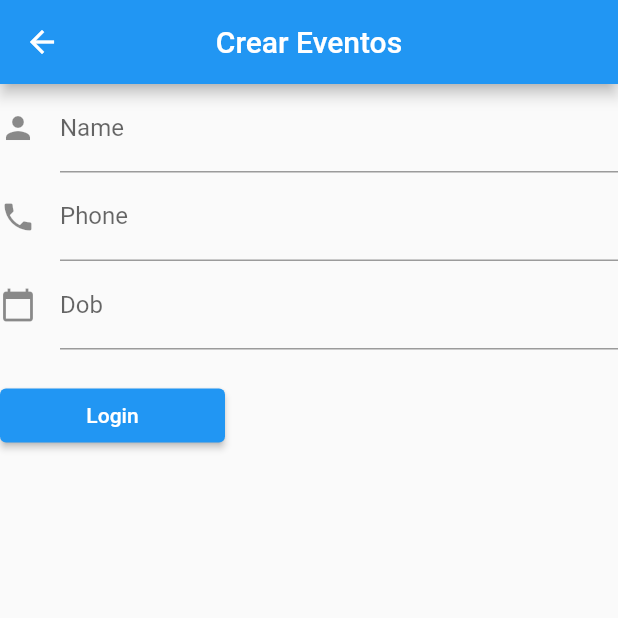
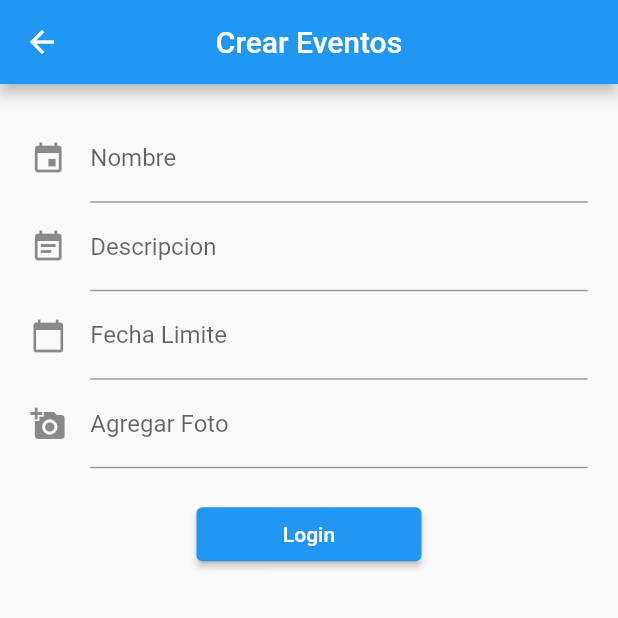
Before and after one commit to javierriofrio/atletesApp, a Flutter app: the EventAdd screen opened directly, on a phone screen of 412 x 824 dp, the top half of it. Run offline on Flutter 3.47's test engine with Material 2 defaults, Android fonts, the phone set to English and light mode, and no system bars; our stand-ins replace bloc, cached_network_image, cloud_firestore, firebase_auth, firebase_core, firebase_storage and 6 more; missing offline and left inert: flutter_facebook_auth; accounts and stored records are empty; network calls fail.

Commit message:
formulario para agregar eventos

```diff
--- a/lib/event/event_form.dart
+++ b/lib/event/event_form.dart
@@ -1,32 +1,38 @@
 import 'package:flutter/material.dart';
+import 'package:image_picker/image_picker.dart';
 
 class EventForm extends StatelessWidget {
   @override
   Widget build(BuildContext context) {
     // TODO: implement build
     return Form(
+      child: Container(
+        margin: const EdgeInsets.all(20.20),
         child: Column(
-        crossAxisAlignment: CrossAxisAlignment.start,
+          crossAxisAlignment: CrossAxisAlignment.center,
           children: <Widget>[
             TextFormField(
               decoration: const InputDecoration(
-              icon: const Icon(Icons.person),
-              hintText: 'Enter your name',
-              labelText: 'Name',
+                icon: const Icon(Icons.event),
+                labelText: 'Nombre',
               ),
             ),
             TextFormField(
               decoration: const InputDecoration(
-              icon: const Icon(Icons.phone),
-              hintText: 'Enter a phone number',
-              labelText: 'Phone',
+                icon: const Icon(Icons.event_note),
+                labelText: 'Descripcion',
               ),
             ),
             TextFormField(
               decoration: const InputDecoration(
                 icon: const Icon(Icons.calendar_today),
-              hintText: 'Enter your date of birth',
-              labelText: 'Dob',
+                labelText: 'Fecha Limite',
+              ),
+            ),
+            TextFormField(
+              decoration: const InputDecoration(
+                icon: const Icon(Icons.add_a_photo),
+                labelText: 'Agregar Foto',
               ),
             ),
             new Container(
@@ -34,17 +40,14 @@ class EventForm extends StatelessWidget {
               child: new ElevatedButton(
                 child: new Text(
                   'Login',
-                style: new TextStyle(
-                    color: Colors.white
-                ),
+                  style: new TextStyle(color: Colors.white),
                 ),
                 onPressed: () => {},
               ),
-            margin: new EdgeInsets.only(
-                top: 20.0
-            ),
+              margin: new EdgeInsets.only(top: 20.0),
             )
           ],
+        ),
       ),
     );
   }
--- a/lib/ui/home/home_screen.dart
+++ b/lib/ui/home/home_screen.dart
@@ -1,5 +1,6 @@
 import 'dart:math';
 
+import 'package:atletes_sport_app/ui/auth/login/login_screen.dart';
 import 'package:flutter/cupertino.dart';
 import 'package:flutter/material.dart';
 import 'package:flutter_bloc/flutter_bloc.dart';
@@ -7,7 +8,6 @@ import 'package:atletes_sport_app/constants.dart';
 import 'package:atletes_sport_app/user/model/user.dart';
 import 'package:atletes_sport_app/services/helper.dart';
 import 'package:atletes_sport_app/ui/auth/authentication_bloc.dart';
-import 'package:atletes_sport_app/ui/auth/welcome/welcome_screen.dart';
 import 'package:provider/provider.dart';
 
 class HomeScreen extends StatefulWidget {
@@ -33,7 +33,7 @@ class _HomeState extends State<HomeScreen> {
     return BlocListener<AuthenticationBloc, AuthenticationState>(
       listener: (context, state) {
         if (state.authState == AuthState.unauthenticated) {
-          pushAndRemoveUntil(context, const WelcomeScreen(), false);
+          pushAndRemoveUntil(context, const LoginScreen(), false);
         }
       },
       child: Scaffold(
--- a/lib/user/user_details.dart
+++ b/lib/user/user_details.dart
@@ -1,5 +1,3 @@
-import 'dart:html';
-
 import 'package:flutter/material.dart';
 
 class UserDetails extends StatelessWidget {
--- a/pubspec.yaml
+++ b/pubspec.yaml
@@ -19,12 +19,12 @@ dependencies:
   http: ^0.13.4
   firebase_storage: ^10.0.6
   cached_network_image: ^3.1.0
-  smooth_page_indicator: ^1.0.0+2
-  the_apple_sign_in: ^1.1.1
   bloc: ^7.2.1
   flutter_bloc: ^7.3.1
   url_launcher: ^6.0.12
   google_sign_in: ^5.0.0-nullsafety
+  image_picker: ^0.8.4+4
+  permission_handler: ^8.3.0
 
   cupertino_icons: ^1.0.3
 
```
Also changed, not shown: lib/event/event_list_home.dart (+5 -2 lines), lib/event/image_upload.dart (added, +27 -0 lines), lib/header_appbar.dart (+14 -12 lines), lib/home_events.dart (+33 -14 lines), lib/ui/auth/login/login_screen.dart (+7 -11 lines), pubspec.lock, 3 other files. Lines whose indentation alone changed are shown as unchanged.
